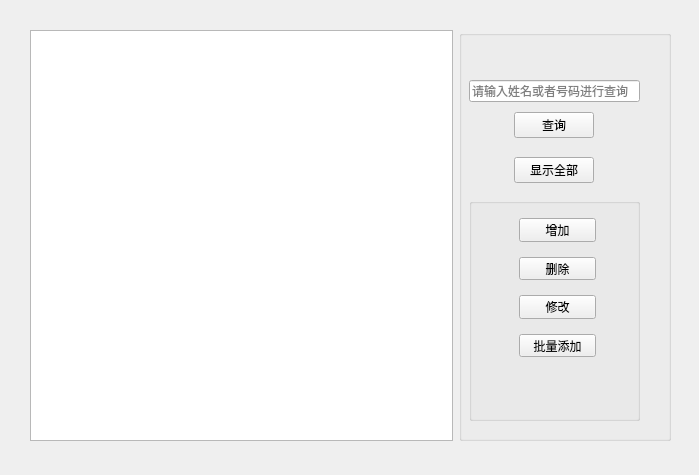
Qt form PhoneBook.ui (yao901213/GuardCoop) before a commit.
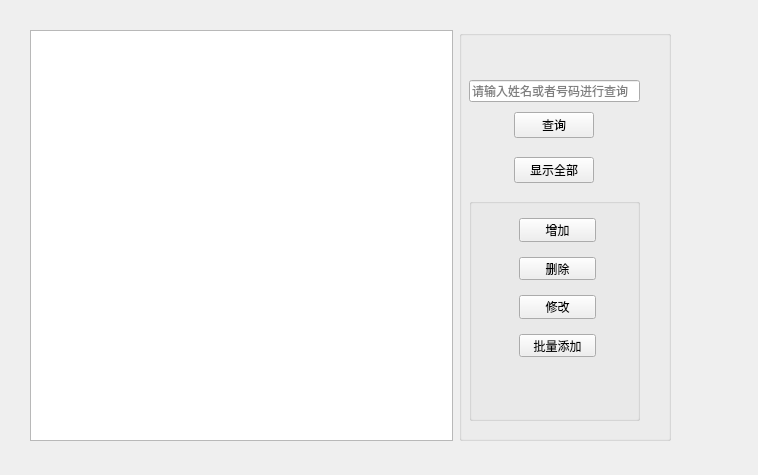
The same form after that commit.

What changed in the file:
```diff
--- a/PhoneBook.ui
+++ b/PhoneBook.ui
@@ -6,7 +6,7 @@
    <rect>
     <x>0</x>
     <y>0</y>
-    <width>699</width>
+    <width>758</width>
     <height>475</height>
    </rect>
   </property>
```
